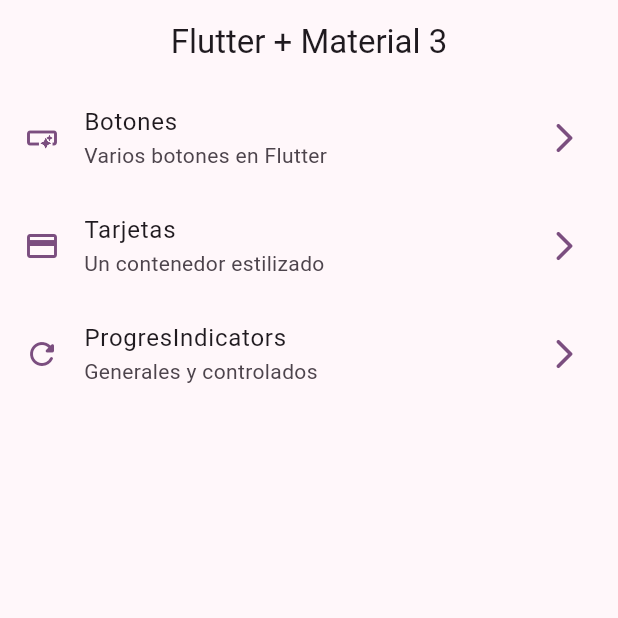
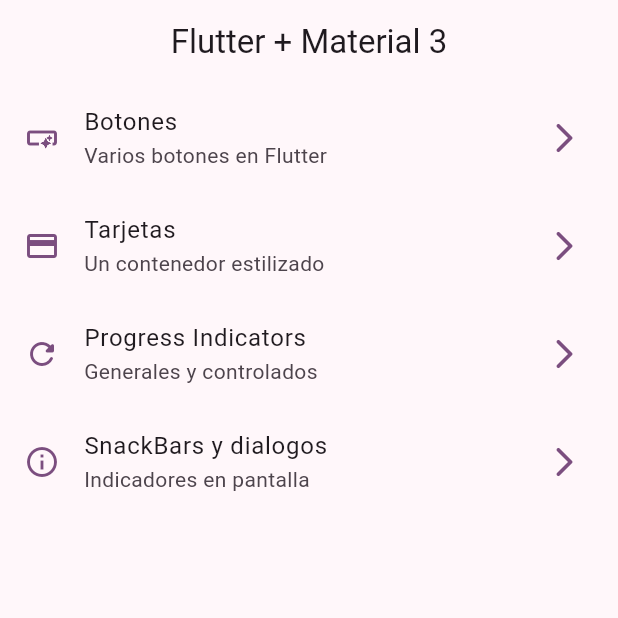
Before and after one commit to IngridFLG/widget_app, a Flutter app: the screen it shows after launch, on a phone screen of 412 x 824 dp, the top half of it. Run offline on Flutter 3.47's test engine with Material 2 defaults, Android fonts, the phone set to English and light mode, and no system bars; our stand-ins replace go_router; missing offline and left inert: dart:ffi.

Commit message:
snackbar terminado

```diff
--- a/lib/config/menu/menu_items.dart
+++ b/lib/config/menu/menu_items.dart
@@ -33,10 +33,17 @@ const appMenuItems = <MenuItem>[
     ),
 
     MenuItem(
-      title: 'ProgresIndicators',
+      title: 'Progress Indicators',
       subtitle: 'Generales y controlados',
       link: '/progress',
       icon: Icons.refresh_rounded
     ),
 
+    MenuItem(
+      title: 'SnackBars y dialogos',
+      subtitle: 'Indicadores en pantalla',
+      link: '/snackbars',
+      icon: Icons.info_outline
+    ),
+
 ];
--- a/lib/config/router/app_router.dart
+++ b/lib/config/router/app_router.dart
@@ -26,6 +26,11 @@ final appRouter = GoRouter(
       path: '/progress',
       name: ProgressScreen.name,
       builder: (context, state) => const ProgressScreen(),
+    ),
+    GoRoute(
+      path: '/snackbars',
+      name: SnackbarScreen.name,
+      builder: (context, state) => const SnackbarScreen(),
     )
   ],
 );
```
Also changed, not shown: lib/presentation/screens/snackbar/snackbar_screen.dart (+27 -1 lines).
